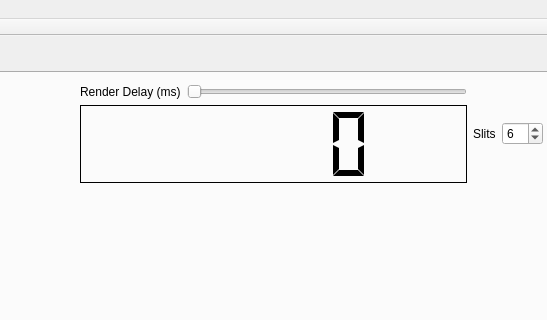
forgetfulyoshi/wavelab, file WaveLab5/mainwindow.ui: the form before one commit; both pictures show x 476 to 1023 and y 0 to 320 of the 1138 by 600 pixel window.
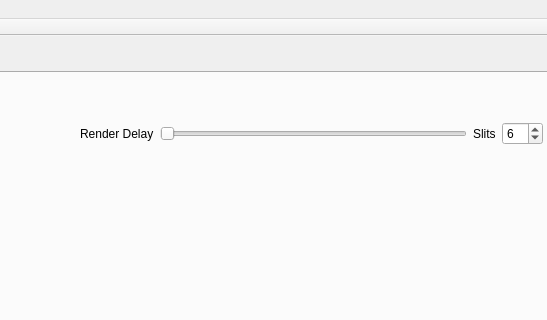
The form after the commit. The open tabs and pages were chosen to show the change.

Commit message: Added new lines to Intensity widgets, cleaned up some math and memory usage, and added conditions to the project file for finding Qwt

What changed in the file:
```diff
--- a/WaveLab5/mainwindow.ui
+++ b/WaveLab5/mainwindow.ui
@@ -334,7 +334,7 @@
                </sizepolicy>
               </property>
               <property name="text">
-               <string>Render Delay (ms)</string>
+               <string>Render Delay</string>
               </property>
              </widget>
             </item>
@@ -365,25 +365,6 @@
             </item>
            </layout>
           </item>
-          <item>
-           <widget class="QLCDNumber" name="lcdNumber_2">
-            <property name="sizePolicy">
-             <sizepolicy hsizetype="Minimum" vsizetype="Minimum">
-              <horstretch>0</horstretch>
-              <verstretch>0</verstretch>
-             </sizepolicy>
-            </property>
-            <property name="frameShadow">
-             <enum>QFrame::Plain</enum>
-            </property>
-            <property name="segmentStyle">
-             <enum>QLCDNumber::Flat</enum>
-            </property>
-            <property name="value" stdset="0">
-             <double>0.000000000000000</double>
-            </property>
-           </widget>
-          </item>
          </layout>
         </item>
         <item row="0" column="2">
```
Left out of the diff: 16 changed lines with no effect on the pictures. The commit also changes 6 other files.
